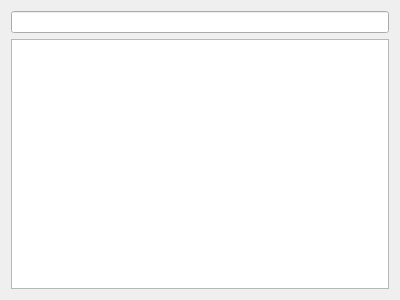
Before: the Qt Designer form gui/dialogs/folderchoose.ui in luispedro/rbit, drawn with Qt 5.
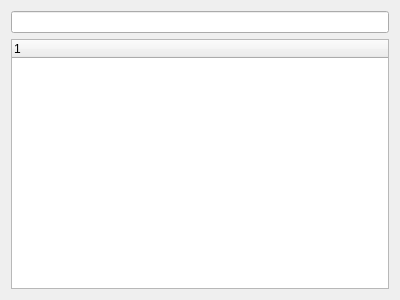
After: the same form once the commit is applied. Custom widgets are drawn as their Qt base class.

Commit message: GUI Fill in folder list in folderchoose

The edit to the form file:
```diff
--- a/gui/dialogs/folderchoose.ui
+++ b/gui/dialogs/folderchoose.ui
@@ -25,7 +25,7 @@
     </widget>
    </item>
    <item>
-    <widget class="QListView" name="folderlist"/>
+    <widget class="QTreeWidget" name="folderList"/>
    </item>
   </layout>
  </widget>
```
The commit also changes 2 other files.
